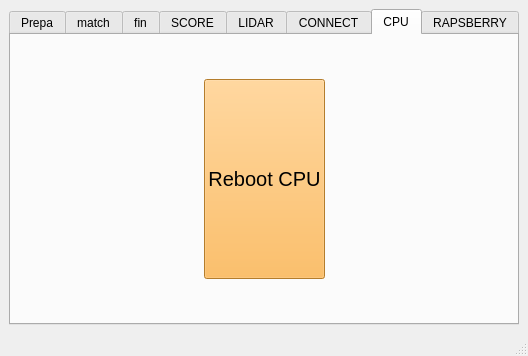
Qt form PluginModules/Ecran/ihm_Ecran.ui (CRLG/LABOTBOX) before a commit.
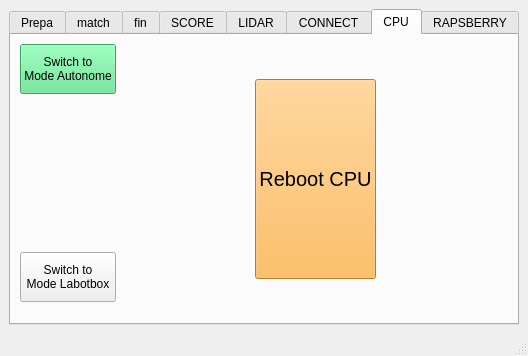
The same form after that commit. The open tabs and pages were chosen to show the change. Custom widgets are drawn as their Qt base class.

Commit message: [CEcran] Ajout des boutons pour passer en mode Autonome / Labotbox

Patch:
```diff
--- a/PluginModules/Ecran/ihm_Ecran.ui
+++ b/PluginModules/Ecran/ihm_Ecran.ui
@@ -931,20 +931,77 @@
         <string>CPU</string>
        </attribute>
        <layout class="QGridLayout" name="gridLayout_9">
-        <item row="0" column="0">
-         <spacer name="horizontalSpacer_3">
-          <property name="orientation">
-           <enum>Qt::Horizontal</enum>
-          </property>
-          <property name="sizeHint" stdset="0">
+        <item row="2" column="0" rowspan="2">
+         <widget class="QPushButton" name="switch_to_mode_Labotbox">
+          <property name="minimumSize">
            <size>
-            <width>40</width>
-            <height>20</height>
+            <width>0</width>
+            <height>50</height>
            </size>
           </property>
-         </spacer>
+          <property name="text">
+           <string>Switch to 
+Mode Labotbox</string>
+          </property>
+         </widget>
         </item>
         <item row="0" column="1">
+         <spacer name="horizontalSpacer_3">
+          <property name="orientation">
+           <enum>Qt::Horizontal</enum>
+          </property>
+          <property name="sizeHint" stdset="0">
+           <size>
+            <width>40</width>
+            <height>20</height>
+           </size>
+          </property>
+         </spacer>
+        </item>
+        <item row="0" column="0">
+         <widget class="QPushButton" name="switch_to_mode_autonome">
+          <property name="minimumSize">
+           <size>
+            <width>0</width>
+            <height>50</height>
+           </size>
+          </property>
+          <property name="styleSheet">
+           <string notr="true">background-color: rgb(87, 227, 137);</string>
+          </property>
+          <property name="text">
+           <string>Switch to
+Mode Autonome</string>
+          </property>
+         </widget>
+        </item>
+        <item row="0" column="3">
+         <spacer name="horizontalSpacer_4">
+          <property name="orientation">
+           <enum>Qt::Horizontal</enum>
+          </property>
+          <property name="sizeHint" stdset="0">
+           <size>
+            <width>40</width>
+            <height>20</height>
+           </size>
+          </property>
+         </spacer>
+        </item>
+        <item row="1" column="0">
+         <spacer name="verticalSpacer">
+          <property name="orientation">
+           <enum>Qt::Vertical</enum>
+          </property>
+          <property name="sizeHint" stdset="0">
+           <size>
+            <width>20</width>
+            <height>40</height>
+           </size>
+          </property>
+         </spacer>
+        </item>
+        <item row="0" column="2" rowspan="6">
          <widget class="QPushButton" name="CPU_Reboot">
           <property name="minimumSize">
            <size>
@@ -967,19 +1024,6 @@
           </property>
          </widget>
         </item>
-        <item row="0" column="2">
-         <spacer name="horizontalSpacer_4">
-          <property name="orientation">
-           <enum>Qt::Horizontal</enum>
-          </property>
-          <property name="sizeHint" stdset="0">
-           <size>
-            <width>40</width>
-            <height>20</height>
-           </size>
-          </property>
-         </spacer>
-        </item>
        </layout>
       </widget>
       <widget class="QWidget" name="tab_5">
```
The commit also changes 2 other files.
